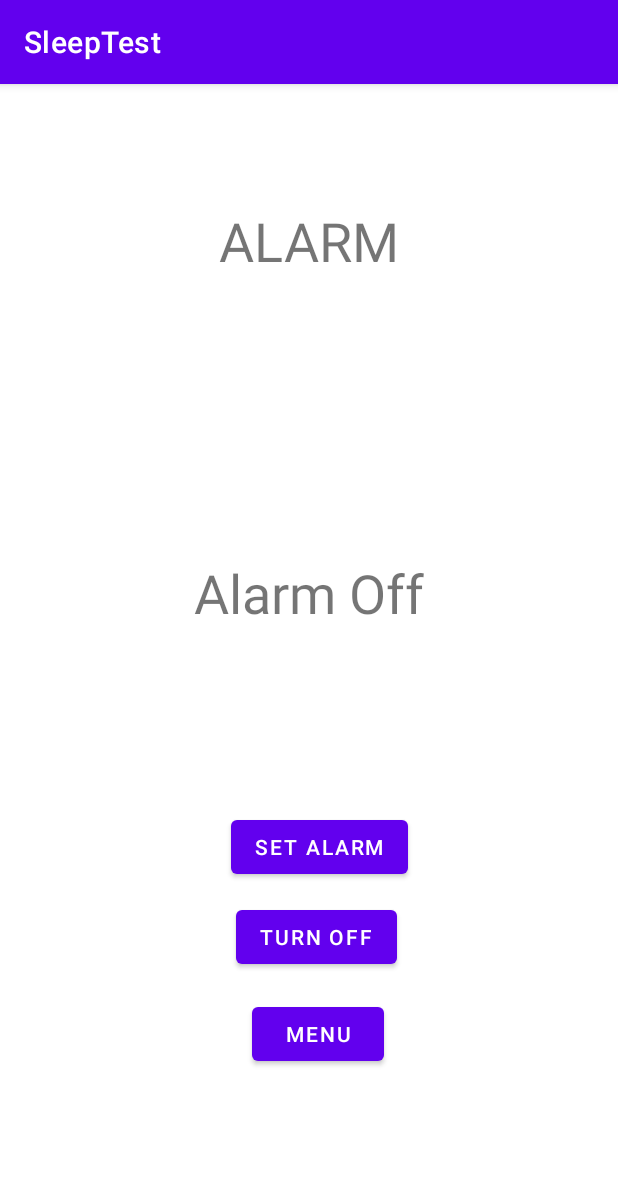
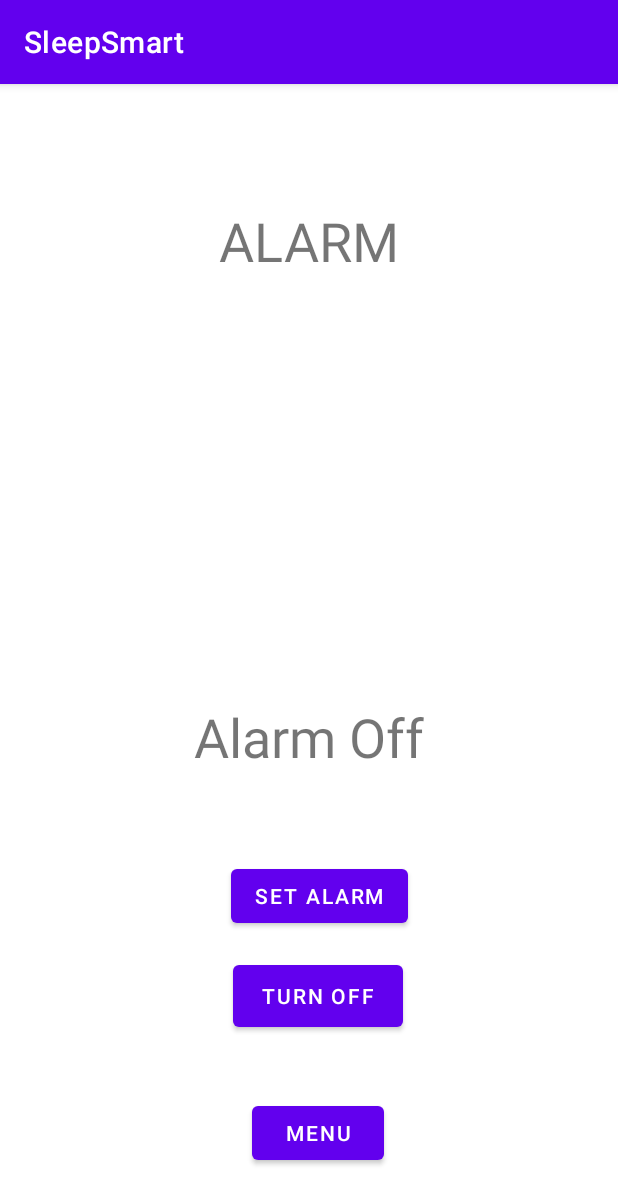
Before and after one commit to Wangsteven3/EC327-Project, an Android app: the alarm screen opened directly, with no data from a screen before it, after a tap on "TURN OFF", on a phone screen of 412 x 824 dp. Shown: the top 1204 px of the screen. Run offline under Robolectric (Android 15) with nearby library versions, the phone set to English and light mode, and no system bars.

Commit message:
commented all files, change app name and small UI fixes

```diff
--- a/app/src/main/AndroidManifest.xml
+++ b/app/src/main/AndroidManifest.xml
@@ -17,9 +17,11 @@
             </intent-filter>
         </activity>
 
+        <!-- define profile and alarm activity -->
         <activity android:name=".profile"></activity>
         <activity android:name=".alarm"></activity>
 
+        <!-- define alert receiver -->
         <receiver android:name=".AlertReceiver"/>
 
     </application>
--- a/app/src/main/java/com/example/sleeptest/MainActivity.java
+++ b/app/src/main/java/com/example/sleeptest/MainActivity.java
@@ -9,12 +9,12 @@ import androidx.appcompat.app.AppCompatActivity;
 public class MainActivity extends AppCompatActivity {
 
     @Override
-    protected void onCreate(Bundle savedInstanceState) {
+    protected void onCreate(Bundle savedInstanceState) { //activity_main xml (home page)
         super.onCreate(savedInstanceState);
         setContentView(R.layout.activity_main);
     }
 
-    public void onButtonClick(View v) { //button click listener for profile
+    public void onButtonClick(View v) { //button click listener for profile, direct the home page to profile page
 
         if(v.getId() == R.id.Bprofile) {
 
@@ -26,7 +26,7 @@ public class MainActivity extends AppCompatActivity {
     }
 
 
-    public void alarmClick(View v) { //button click listener for alarm button in profile
+    public void alarmClick(View v) { //button click listener for alarm button in profile, direct the home page to alarm page
 
         if(v.getId() == R.id.BsetAlarm) {
 
--- a/app/src/main/java/com/example/sleeptest/TimePicker.java
+++ b/app/src/main/java/com/example/sleeptest/TimePicker.java
@@ -8,6 +8,8 @@ import androidx.annotation.NonNull;
 import androidx.fragment.app.DialogFragment;
 
 import java.util.Calendar;
+
+//source: Coding in Flow tutorial with Time picker dialog
 
 public class TimePicker extends DialogFragment {
 
--- a/app/src/main/java/com/example/sleeptest/alarm.java
+++ b/app/src/main/java/com/example/sleeptest/alarm.java
@@ -17,17 +17,19 @@ import androidx.fragment.app.DialogFragment;
 import java.text.DateFormat;
 import java.util.Calendar;
 
+//source: Coding in Flow tutorial with Alarm Manager
+
 public class alarm extends AppCompatActivity implements TimePickerDialog.OnTimeSetListener {
 
-    private TextView textView;
+//    private TextView textView;
 
     @Override
-    protected void onCreate(Bundle savedInstanceState) { //alarm xml
+    protected void onCreate(Bundle savedInstanceState) {
         super.onCreate(savedInstanceState);
         setContentView(R.layout.alarm); //alarm xml
     }
 
-    public void returnClick(View v) { //button click listener for alarm page menu button
+    public void returnClick(View v) { //button click listener for alarm page menu button, direct alarm page back to menu
 
         if (v.getId() == R.id.Breturn) {
 
@@ -37,33 +39,23 @@ public class alarm extends AppCompatActivity implements TimePickerDialog.OnTimeS
         }
     }
 
-//    Button button = (Button) findViewById(R.id.button);
-//    button.setOnClickListener(new View.OnClickListener())  {
-               // @Override
-                public void alarmSet(View v) {
+                // @Override
+                public void alarmSet(View v) { //button to open alarm dialog
                     DialogFragment timePick = new TimePicker();
                     timePick.show(getSupportFragmentManager(), "Time Picker");
 
                 }
-//        }
 
-
-                public void cancel(View v) {
+                public void cancel(View v) { //button to call cancelAlarm func
 
                     cancelAlarm();
 
                 }
 
-//    @Override
-//    public void onTimeSet(android.widget.TimePicker view, int hourOfDay, int minute) {
-//        TextView textView = (TextView)findViewById(R.id.textView);
-//        textView.setText("Hour: " + hourOfDay + " Minute: " + minute);
-//    }
-
 
     @RequiresApi(api = Build.VERSION_CODES.KITKAT)
     @Override
-    public void onTimeSet(android.widget.TimePicker view, int hourOfDay, int minute) {
+    public void onTimeSet(android.widget.TimePicker view, int hourOfDay, int minute) { //to set time, update the inactive alarm textview and start alarm
 
         Calendar currentTime = Calendar.getInstance();
         currentTime.set(Calendar.HOUR_OF_DAY, hourOfDay);
@@ -78,7 +70,7 @@ public class alarm extends AppCompatActivity implements TimePickerDialog.OnTimeS
 
     }
 
-    private void updateTimeText(Calendar currentTime) {
+    private void updateTimeText(Calendar currentTime) { //Change the Alarm inactive text to the time set on the alarm
 
         String timeText = "Alarm set: ";
         timeText += DateFormat.getTimeInstance(DateFormat.SHORT).format(currentTime.getTime());
@@ -90,10 +82,10 @@ public class alarm extends AppCompatActivity implements TimePickerDialog.OnTimeS
 
 
     @RequiresApi(api = Build.VERSION_CODES.KITKAT)
-    private void startAlarm(Calendar currentTime) {
+    private void startAlarm(Calendar currentTime) { // function to start alarm using alarm manager
 
         AlarmManager alarmManager = (AlarmManager) getSystemService(Context.ALARM_SERVICE);
-        Intent intent = new Intent(this, AlertReceiver.class);
+        Intent intent = new Intent(this, AlertReceiver.class); //start a new intent for alarm
         PendingIntent pendingIntent = PendingIntent.getBroadcast(this, 1, intent, 0);
 
             alarmManager.setExact(AlarmManager.RTC_WAKEUP, currentTime.getTimeInMillis(), pendingIntent);
@@ -101,14 +93,14 @@ public class alarm extends AppCompatActivity implements TimePickerDialog.OnTimeS
     }
 
 
-    private void cancelAlarm() {
+    private void cancelAlarm() { //function to cancel alarm, need to copy the same exact alarm in order to cancel
 
         AlarmManager alarmManager = (AlarmManager) getSystemService(Context.ALARM_SERVICE);
         Intent intent = new Intent(this, AlertReceiver.class);
         PendingIntent pendingIntent = PendingIntent.getBroadcast(this, 1, intent, 0);
 
-        alarmManager.cancel(pendingIntent);
-        TextView textView = (TextView)findViewById(R.id.textView);
+        alarmManager.cancel(pendingIntent); //cancel alarm
+        TextView textView = (TextView)findViewById(R.id.textView); //set textView label to alarm off
         textView.setText("Alarm Off");
 
     }
--- a/app/src/main/res/layout/alarm.xml
+++ b/app/src/main/res/layout/alarm.xml
@@ -33,13 +33,14 @@
         android:layout_marginTop="30dp"
         android:layout_marginEnd="156dp"
         android:layout_marginRight="156dp"
-        android:layout_marginBottom="123dp"
+        android:layout_marginBottom="30dp"
         android:onClick="returnClick"
         android:text="Menu"
         app:layout_constraintBottom_toBottomOf="parent"
         app:layout_constraintEnd_toEndOf="parent"
         app:layout_constraintStart_toStartOf="parent"
-        app:layout_constraintTop_toBottomOf="@+id/button_cancel" />
+        app:layout_constraintTop_toBottomOf="@+id/button_cancel"
+        app:layout_constraintVertical_bias="0.428" />
 
     <Button
         android:id="@+id/button"
@@ -64,30 +65,32 @@
         android:layout_height="wrap_content"
         android:layout_marginStart="165dp"
         android:layout_marginLeft="165dp"
-        android:layout_marginTop="179dp"
+        android:layout_marginTop="280dp"
         android:layout_marginEnd="165dp"
         android:layout_marginRight="165dp"
-        android:layout_marginBottom="114dp"
+        android:layout_marginBottom="56dp"
         android:onClick="onTimeSet"
         android:text="Alarm Inactive"
         android:textSize="36sp"
         app:layout_constraintBottom_toTopOf="@+id/button"
         app:layout_constraintEnd_toEndOf="parent"
+        app:layout_constraintHorizontal_bias="0.503"
         app:layout_constraintStart_toStartOf="parent"
         app:layout_constraintTop_toBottomOf="@+id/AlarmPageTitle" />
 
     <Button
         android:id="@+id/button_cancel"
-        android:layout_width="wrap_content"
-        android:layout_height="wrap_content"
-        android:layout_marginStart="160dp"
-        android:layout_marginLeft="160dp"
-        android:layout_marginTop="12dp"
-        android:layout_marginEnd="150dp"
-        android:layout_marginRight="150dp"
+        android:layout_width="113dp"
+        android:layout_height="53dp"
+        android:layout_marginStart="155dp"
+        android:layout_marginLeft="155dp"
+        android:layout_marginTop="16dp"
+        android:layout_marginEnd="155dp"
+        android:layout_marginRight="155dp"
         android:onClick="cancel"
         android:text="TURN OFF"
         app:layout_constraintEnd_toEndOf="parent"
+        app:layout_constraintHorizontal_bias="0.0"
         app:layout_constraintStart_toStartOf="parent"
         app:layout_constraintTop_toBottomOf="@+id/button" />
 </androidx.constraintlayout.widget.ConstraintLayout>
--- a/app/src/main/res/values/strings.xml
+++ b/app/src/main/res/values/strings.xml
@@ -1,3 +1,4 @@
+<!-- change app name -->
 <resources>
-    <string name="app_name">SleepTest</string>
+    <string name="app_name">SleepSmart</string>
 </resources>
```
Also changed, not shown: app/src/main/java/com/example/sleeptest/Notification.java (+11 -4 lines).
